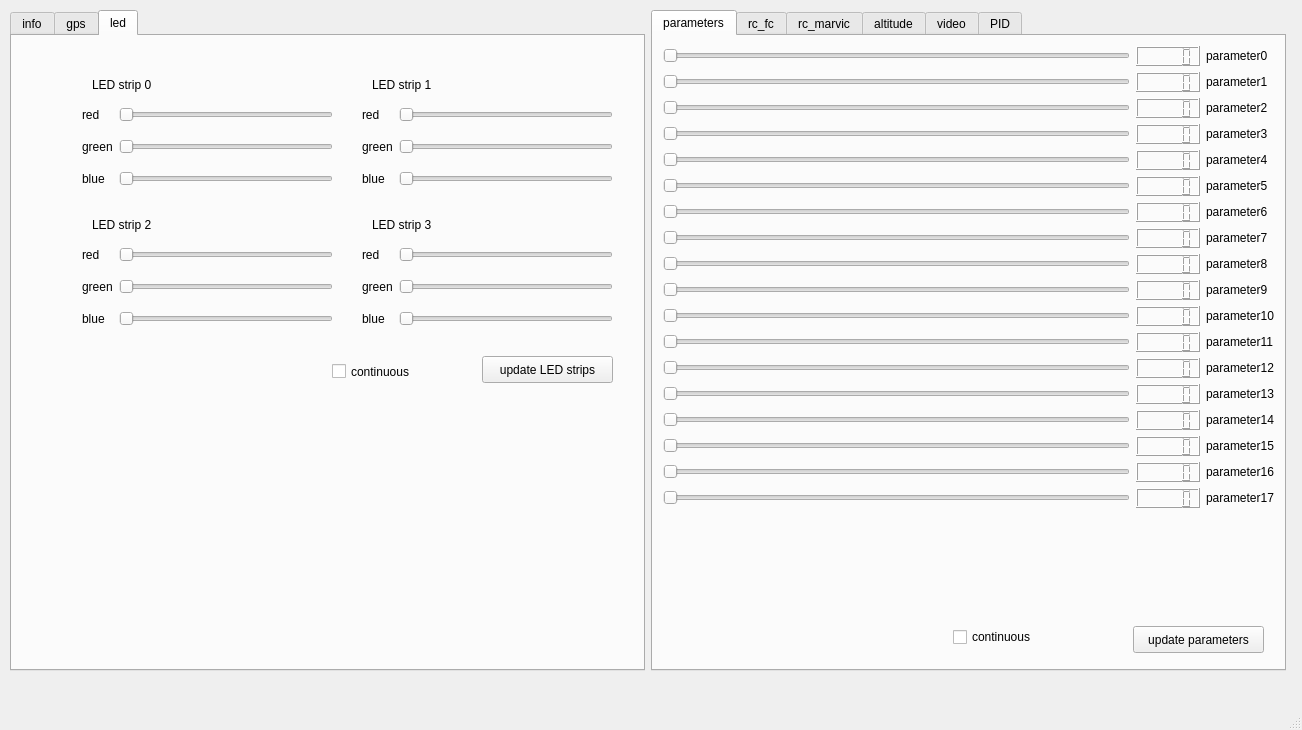
Qt form phx_gui/scripts/gauge/layouts/gui_v1.ui (tum-phoenix/phx_quadrocopter_ros) before a commit.
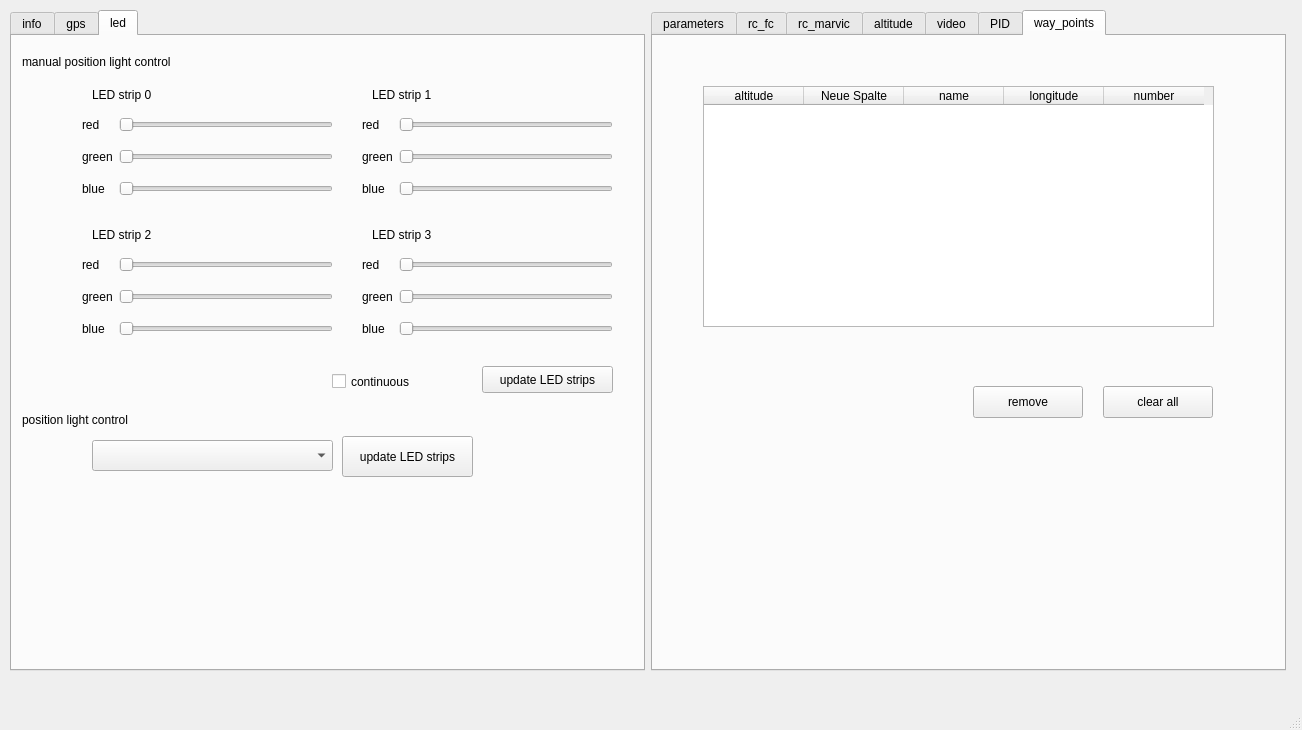
The same form after that commit. The open tabs and pages were chosen to show the change. Custom widgets are drawn as their Qt base class.

Commit message: upgraded gui layout. added way_point tab using a list widget

Patch:
```diff
--- a/phx_gui/scripts/gauge/layouts/gui_v1.ui
+++ b/phx_gui/scripts/gauge/layouts/gui_v1.ui
@@ -158,7 +158,7 @@
          <property name="geometry">
           <rect>
            <x>70</x>
-           <y>60</y>
+           <y>70</y>
            <width>251</width>
            <height>101</height>
           </rect>
@@ -221,7 +221,7 @@
          <property name="geometry">
           <rect>
            <x>80</x>
-           <y>40</y>
+           <y>50</y>
            <width>91</width>
            <height>17</height>
           </rect>
@@ -234,7 +234,7 @@
          <property name="geometry">
           <rect>
            <x>350</x>
-           <y>60</y>
+           <y>70</y>
            <width>251</width>
            <height>101</height>
           </rect>
@@ -297,7 +297,7 @@
          <property name="geometry">
           <rect>
            <x>360</x>
-           <y>40</y>
+           <y>50</y>
            <width>91</width>
            <height>17</height>
           </rect>
@@ -310,7 +310,7 @@
          <property name="geometry">
           <rect>
            <x>70</x>
-           <y>200</y>
+           <y>210</y>
            <width>251</width>
            <height>101</height>
           </rect>
@@ -373,7 +373,7 @@
          <property name="geometry">
           <rect>
            <x>80</x>
-           <y>180</y>
+           <y>190</y>
            <width>91</width>
            <height>17</height>
           </rect>
@@ -386,7 +386,7 @@
          <property name="geometry">
           <rect>
            <x>360</x>
-           <y>180</y>
+           <y>190</y>
            <width>91</width>
            <height>17</height>
           </rect>
@@ -399,7 +399,7 @@
          <property name="geometry">
           <rect>
            <x>350</x>
-           <y>200</y>
+           <y>210</y>
            <width>251</width>
            <height>101</height>
           </rect>
@@ -462,7 +462,7 @@
          <property name="geometry">
           <rect>
            <x>470</x>
-           <y>320</y>
+           <y>330</y>
            <width>131</width>
            <height>27</height>
           </rect>
@@ -475,7 +475,7 @@
          <property name="geometry">
           <rect>
            <x>320</x>
-           <y>320</y>
+           <y>330</y>
            <width>131</width>
            <height>31</height>
           </rect>
@@ -484,6 +484,55 @@
           <string>continuous</string>
          </property>
         </widget>
+        <widget class="QComboBox" name="led_comboBox_mode_selection">
+         <property name="geometry">
+          <rect>
+           <x>80</x>
+           <y>404</y>
+           <width>241</width>
+           <height>31</height>
+          </rect>
+         </property>
+        </widget>
+        <widget class="QLabel" name="led_label_info1">
+         <property name="geometry">
+          <rect>
+           <x>10</x>
+           <y>16</y>
+           <width>191</width>
+           <height>20</height>
+          </rect>
+         </property>
+         <property name="text">
+          <string>manual position light control</string>
+         </property>
+        </widget>
+        <widget class="QLabel" name="led_label_info2">
+         <property name="geometry">
+          <rect>
+           <x>10</x>
+           <y>374</y>
+           <width>191</width>
+           <height>20</height>
+          </rect>
+         </property>
+         <property name="text">
+          <string>position light control</string>
+         </property>
+        </widget>
+        <widget class="QPushButton" name="pushButton_led_mode_update">
+         <property name="geometry">
+          <rect>
+           <x>330</x>
+           <y>400</y>
+           <width>131</width>
+           <height>41</height>
+          </rect>
+         </property>
+         <property name="text">
+          <string>update LED strips</string>
+         </property>
+        </widget>
        </widget>
       </widget>
      </item>
@@ -500,9 +549,9 @@
          <property name="geometry">
           <rect>
            <x>10</x>
-           <y>10</y>
+           <y>0</y>
            <width>611</width>
-           <height>566</height>
+           <height>611</height>
           </rect>
          </property>
          <layout class="QGridLayout" name="gridLayout_parameters">
@@ -1163,7 +1212,7 @@
          <property name="geometry">
           <rect>
            <x>300</x>
-           <y>590</y>
+           <y>610</y>
            <width>131</width>
            <height>22</height>
           </rect>
@@ -1176,7 +1225,7 @@
          <property name="geometry">
           <rect>
            <x>480</x>
-           <y>590</y>
+           <y>610</y>
            <width>131</width>
            <height>27</height>
           </rect>
@@ -3704,6 +3753,82 @@
          </property>
         </widget>
        </widget>
+       <widget class="QWidget" name="way_points">
+        <attribute name="title">
+         <string>way_points</string>
+        </attribute>
+        <widget class="QTableWidget" name="way_points_tableWidget">
+         <property name="geometry">
+          <rect>
+           <x>50</x>
+           <y>50</y>
+           <width>511</width>
+           <height>241</height>
+          </rect>
+         </property>
+         <property name="sizePolicy">
+          <sizepolicy hsizetype="Maximum" vsizetype="Expanding">
+           <horstretch>0</horstretch>
+           <verstretch>0</verstretch>
+          </sizepolicy>
+         </property>
+         <column>
+          <property name="text">
+           <string>altitude</string>
+          </property>
+         </column>
+         <column>
+          <property name="text">
+           <string>Neue Spalte</string>
+          </property>
+         </column>
+         <column>
+          <property name="text">
+           <string>name</string>
+          </property>
+         </column>
+         <column>
+          <property name="text">
+           <string>longitude</string>
+          </property>
+         </column>
+         <column>
+          <property name="text">
+           <string>number</string>
+          </property>
+         </column>
+        </widget>
+        <widget class="QPushButton" name="way_points_pushButton_clear_all">
+         <property name="geometry">
+          <rect>
+           <x>450</x>
+           <y>350</y>
+           <width>110</width>
+           <height>32</height>
+          </rect>
+         </property>
+         <property name="text">
+          <string>clear all</string>
+         </property>
+        </widget>
+        <widget class="QPushButton" name="way_points_pushButton_remove">
+         <property name="geometry">
+          <rect>
+           <x>320</x>
+           <y>350</y>
+           <width>110</width>
+           <height>32</height>
+          </rect>
+         </property>
+         <property name="text">
+          <string>remove</string>
+         </property>
+        </widget>
+        <zorder>way_points_tableWidget</zorder>
+        <zorder>way_points_pushButton_clear_all</zorder>
+        <zorder>way_points_pushButton_remove</zorder>
+        <zorder>left_tabs</zorder>
+       </widget>
       </widget>
      </item>
     </layout>
```
Left out of the diff: 99 changed lines with no effect on the pictures.
